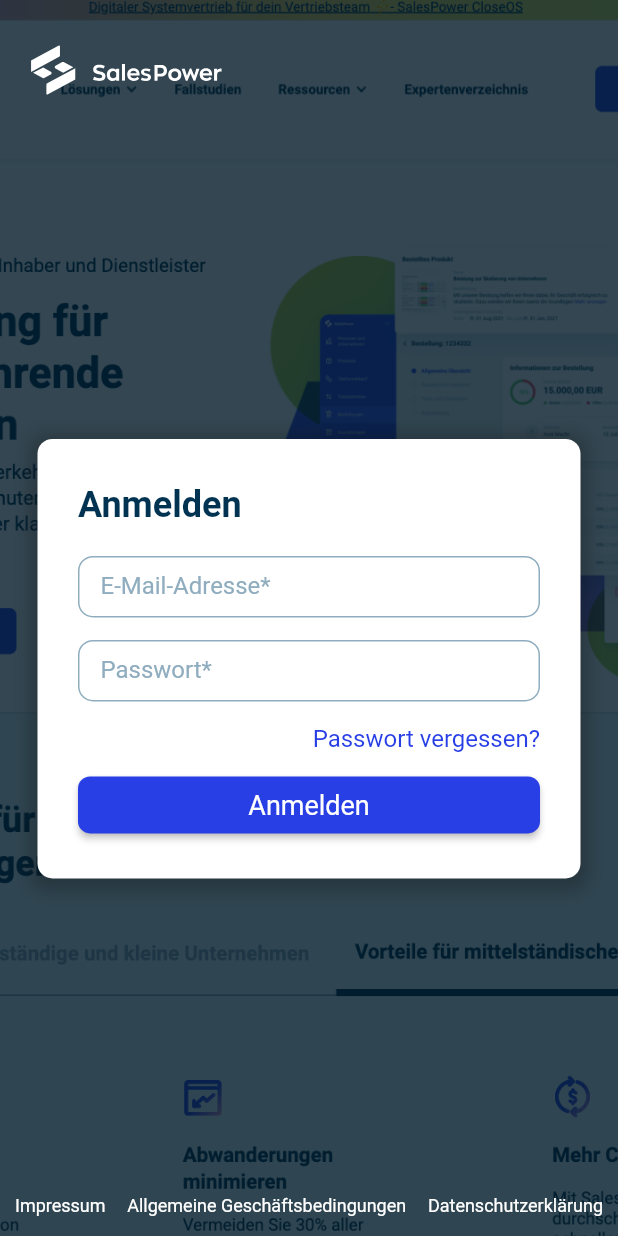
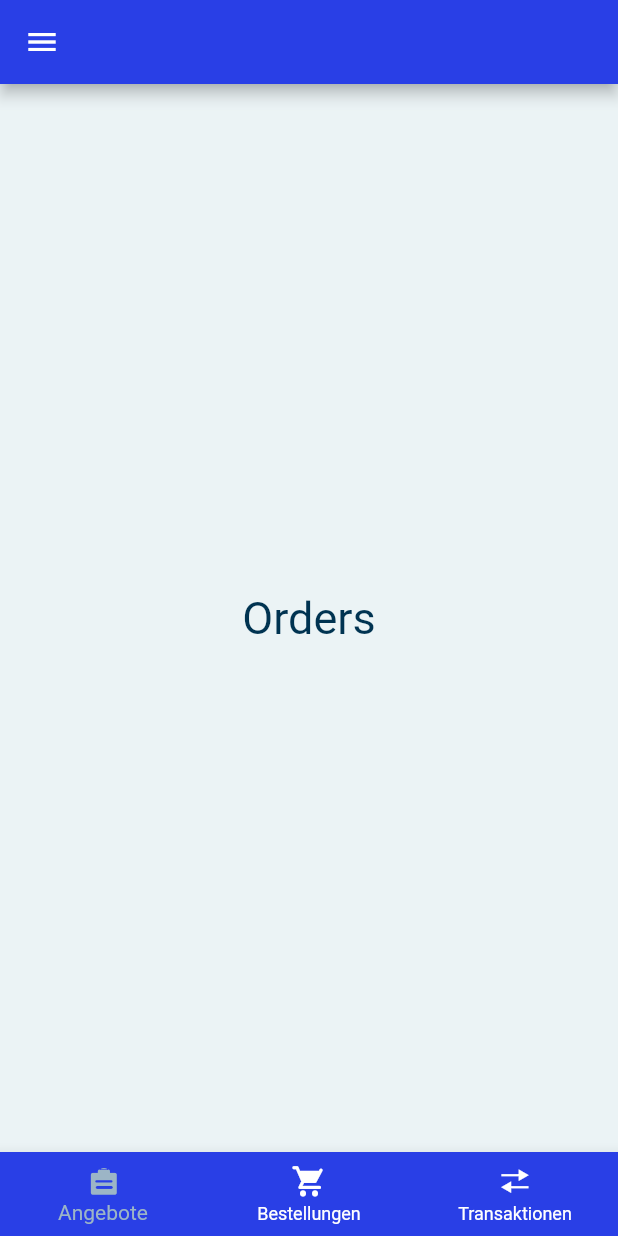
Before and after one commit to Che4891/testNewPepa, a Flutter app: the screen it shows after launch, on a phone screen of 412 x 824 dp. Run offline on Flutter 3.47's test engine with Material 2 defaults, Android fonts, the light colour scheme and no system bars; our stand-ins replace flutter_svg.

Commit message:
added nav

```diff
--- a/lib/main.dart
+++ b/lib/main.dart
@@ -1,7 +1,8 @@
 import 'package:flutter/material.dart';
-import 'package:flutter_application_1/theme/app_colors.dart';
-import 'package:flutter_application_1/theme/app_ui_style.dart';
-import 'package:flutter_application_1/widgets/auth_widget.dart';
+import 'package:sales_power/theme/app_colors.dart';
+import 'package:sales_power/theme/app_ui_style.dart';
+import 'package:sales_power/widgets/auth_widget.dart';
+import 'package:sales_power/widgets/main_widget.dart';
 
 void main() {
   runApp(MyFirstApp());
@@ -13,7 +14,12 @@
   @override
   Widget build(BuildContext context) {
     return MaterialApp(
-      title: 'SalesPower',
+      title: 'sales_power',
+      routes: {
+        '/main': (context) => const MainWidget(),
+        '/auth': (context) => const AuthWidget(),
+      },
+      initialRoute: '/main',
       theme: ThemeData(
         fontFamily: 'Roboto',
         primaryColor: AppColors.mainColor,
@@ -26,8 +32,13 @@
         inputDecorationTheme: AppInputStyle.inputStyle,
         textButtonTheme: AppButtonStyle.textButton,
         elevatedButtonTheme: AppButtonStyle.classicButton,
+        bottomNavigationBarTheme: BottomNavigationBarThemeData(
+          backgroundColor: AppColors.mainColor,
+          unselectedItemColor: AppColors.whiteColor,
+          selectedItemColor: AppColors.selectGrey,
+
+        )
       ),
-      home: AuthWidget(),
     );
   }
 }
--- a/lib/theme/app_colors.dart
+++ b/lib/theme/app_colors.dart
@@ -7,4 +7,5 @@
   static Color alertColor = Color.fromRGBO(232, 72, 101, 1);
   static Color darkGreyColor = Color.fromRGBO(143, 173, 191, 1);
   static Color whiteColor = Color.fromARGB(255, 255, 255, 255);
+  static Color selectGrey = Color.fromARGB(255, 156, 181, 198);
 }
--- a/lib/widgets/auht_footer.dart
+++ b/lib/widgets/auht_footer.dart
@@ -1,24 +1,24 @@
 import 'package:flutter/material.dart';
 import 'package:url_launcher/url_launcher.dart';
-import 'package:flutter_application_1/theme/app_colors.dart';
+import 'package:sales_power/theme/app_colors.dart';
 
 class AuthFooter extends StatelessWidget {
   const AuthFooter({super.key});
 
   _aboutCompany() async {
-    final Uri _companyUrl = Uri.parse('https://www.salespower.io/impressum');
+    final Uri _companyUrl = Uri.parse('https://www.sales_power.io/impressum');
     if (!await launchUrl(_companyUrl)) {
       throw Exception('Could not launch $_companyUrl');
     }
   }
   _terms() async {
-    final Uri _termsUrl = Uri.parse('https://www.salespower.io/agb');
+    final Uri _termsUrl = Uri.parse('https://www.sales_power.io/agb');
     if (!await launchUrl(_termsUrl)) {
       throw Exception('Could not launch $_termsUrl');
     }
   }
   _privacy() async {
-    final Uri _privacyUrl = Uri.parse('https://www.salespower.io/datenschutz');
+    final Uri _privacyUrl = Uri.parse('https://www.sales_power.io/datenschutz');
     if (!await launchUrl(_privacyUrl)) {
       throw Exception('Could not launch $_privacyUrl');
     }
--- a/lib/widgets/auth_widget.dart
+++ b/lib/widgets/auth_widget.dart
@@ -1,8 +1,8 @@
 import 'dart:async';
 import 'dart:io';
 import 'package:flutter/material.dart';
-import 'package:flutter_application_1/theme/app_colors.dart';
-import 'package:flutter_application_1/widgets/auht_footer.dart';
+import 'package:sales_power/theme/app_colors.dart';
+import 'package:sales_power/widgets/auht_footer.dart';
 import 'package:flutter_svg/svg.dart';
 
 class AuthWidget extends StatelessWidget {
@@ -75,8 +75,9 @@
 
   void _auth() {
         final isValidForm = _formKey.currentState!.validate();
+
         if (isValidForm) {
-          print("all ok");
+         Navigator.of(context).pushReplacementNamed('/main');
         }
   }
 
@@ -168,16 +169,3 @@
     );
   }
 }
-
-
-
-//   String? get _errorText {
-//   final text = _loginTextController.text;
-//   if (text.isEmpty) {
-//     return 'Can\'t be empty';
-//   }
-//   if (!RegExp(r"^[a-zA-Z0-9.a-zA-Z0-9.!#$%&'*+-/=?^_`{|}~]+@[a-zA-Z0-9]+\.[a-zA-Z]+")
-//     .hasMatch(text)) {
-//     return 'Too short';
-//   }  return null;
-// }
--- /dev/null
+++ b/lib/widgets/main_widget.dart
@@ -0,0 +1,42 @@
+import 'package:flutter/material.dart';
+import 'package:flutter/src/widgets/framework.dart';
+import 'package:flutter/src/widgets/placeholder.dart';
+import 'package:sales_power/widgets/menu_icon_icons.dart';
+
+class MainWidget extends StatefulWidget {
+  const MainWidget({super.key});
+
+  @override
+  State<MainWidget> createState() => _MainWidgetState();
+}
+
+class _MainWidgetState extends State<MainWidget> {
+  @override
+  Widget build(BuildContext context) {
+    return Container(
+      child: Center(
+        child: Scaffold(
+          appBar: AppBar(
+            leading: Icon(
+              Icons.menu,
+            ),
+          ),
+          body: Center(
+            child: Text(
+              'Orders',
+              style: TextStyle(fontSize: 30),
+            ),
+          ),
+          bottomNavigationBar: BottomNavigationBar(items: [
+            BottomNavigationBarItem(
+                icon: Icon(MenuIcon.quotes), label: 'Angebote'),
+            BottomNavigationBarItem(
+                icon: Icon(MenuIcon.orders), label: 'Bestellungen'),
+            BottomNavigationBarItem(
+                icon: Icon(MenuIcon.transaction), label: 'Transaktionen'),
+          ]),
+        ),
+      ),
+    );
+  }
+}
--- /dev/null
+++ b/lib/widgets/menu_icon_icons.dart
@@ -0,0 +1,12 @@
+import 'package:flutter/widgets.dart';
+
+class MenuIcon {
+  MenuIcon._();
+
+  static const _kFontFam = 'MenuIcon';
+  static const String? _kFontPkg = null;
+
+  static const IconData quotes = IconData(0xe800, fontFamily: _kFontFam, fontPackage: _kFontPkg);
+  static const IconData orders = IconData(0xe802, fontFamily: _kFontFam, fontPackage: _kFontPkg);
+  static const IconData transaction = IconData(0xe803, fontFamily: _kFontFam, fontPackage: _kFontPkg);
+}
```
Also changed, not shown: pubspec.yaml (+11 -12 lines), assets/icons/MenuIcon.ttf (added), assets/icons/logo.png (added), assets/images/logo.png (deleted), pubspec.lock, 43 other files.
